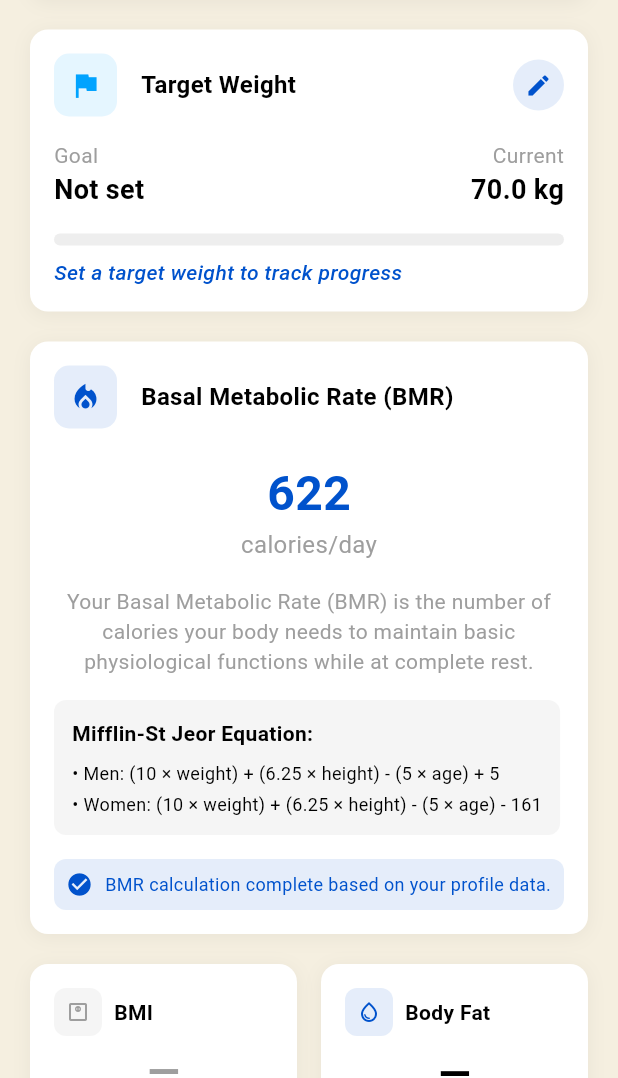
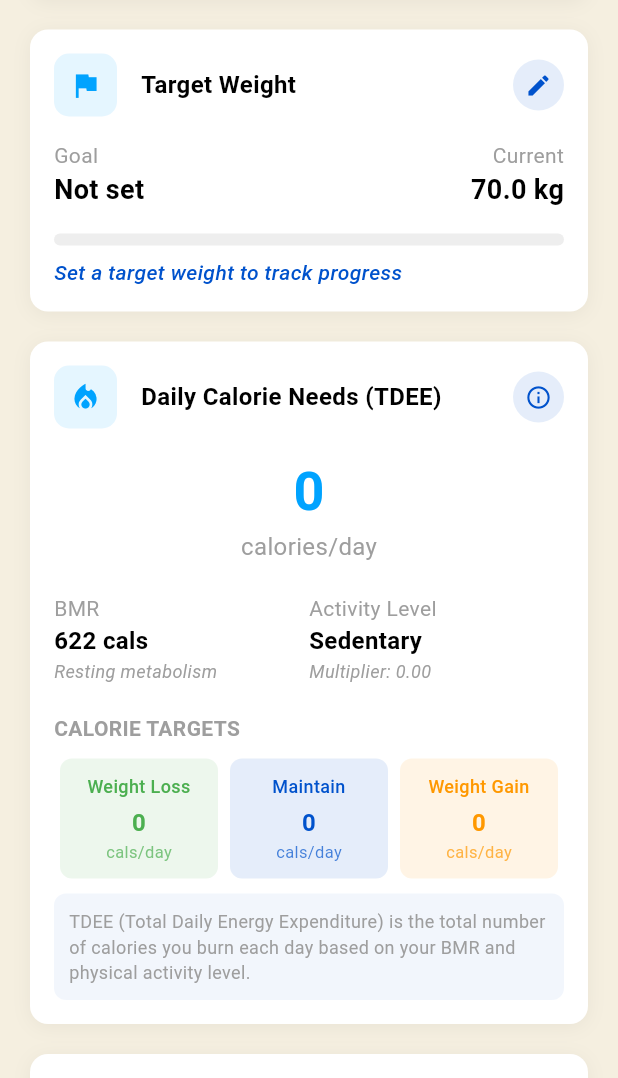
Before and after one commit to siho1117/food_cal_backup, a Flutter app: the ProgressScreen screen opened directly, on a phone screen of 412 x 824 dp, the part 158-1236 px from its top. Run offline on Flutter 3.47's test engine with Material 3 defaults, Android fonts, the phone set to English and light mode, and no system bars; our stand-ins replace curved_navigation_bar, shared_preferences; accounts and stored records are empty.

```diff
--- a/lib/data/models/user_profile.dart
+++ b/lib/data/models/user_profile.dart
@@ -103,7 +103,7 @@ class UserProfile {
     // Debug print
     print('Loading UserProfile with age: $ageValue');
 
-    return UserProfile(
+    final profile = UserProfile(
       id: map['id'],
       name: map['name'],
       age: ageValue,
@@ -116,5 +116,27 @@ class UserProfile {
           ? DateTime.fromMillisecondsSinceEpoch(map['birthDate'])
           : null,
     );
+
+    // Add debug print after creating the profile
+    profile.debugPrint();
+
+    return profile;
+  }
+
+  // Debug method to print all user profile details
+  void debugPrint() {
+    print("\n===== USER PROFILE DEBUG INFO =====");
+    print("ID: $id");
+    print("Name: $name");
+    print("Age: $age");
+    print("Height: ${height != null ? '$height cm' : 'Not set'}");
+    print("Gender: ${gender ?? 'Not set'}");
+    print("Is Metric: $isMetric");
+    print("Goal Weight: ${goalWeight != null ? '$goalWeight kg' : 'Not set'}");
+    print("Activity Level: ${activityLevel ?? 'Not set'}");
+    print(
+        "Birth Date: ${birthDate != null ? birthDate.toString() : 'Not set'}");
+    print("Complete Map: ${toMap()}");
+    print("===================================\n");
   }
 }
--- a/lib/screens/progress_screen.dart
+++ b/lib/screens/progress_screen.dart
@@ -2,7 +2,8 @@ import 'package:flutter/material.dart';
 import '../widgets/weight_entry_dialog.dart';
 import '../widgets/target_weight_dialog.dart';
 import '../widgets/target_weight_widget.dart';
-import '../widgets/bmr_calculator_widget.dart'; // Import the BMR widget
+import '../widgets/bmr_calculator_widget.dart';
+import '../widgets/tdee_calculator_widget.dart'; // Import the new TDEE widget
 import '../data/repositories/user_repository.dart';
 import '../data/models/weight_entry.dart';
 import '../data/models/user_profile.dart';
@@ -303,7 +304,15 @@ class _ProgressScreenState extends State<ProgressScreen> {
 
               const SizedBox(height: 20),
 
-              // BMR Calculator Widget - Added the new widget here
+              // TDEE Calculator Widget - Added the new widget here
+              TDEECalculatorWidget(
+                userProfile: _userProfile,
+                currentWeight: _currentWeight,
+              ),
+
+              const SizedBox(height: 20),
+
+              // BMR Calculator Widget
               BMRCalculatorWidget(
                 userProfile: _userProfile,
                 currentWeight: _currentWeight,
--- /dev/null
+++ b/lib/utils/formula.dart
@@ -0,0 +1,363 @@
+import '../data/models/user_profile.dart';
+import '../data/models/weight_entry.dart';
+
+/// Centralized class for health-related formula calculations
+/// All methods are static to allow easy access without instantiation
+class Formula {
+  // Private constructor to prevent instantiation
+  Formula._();
+
+  /// Calculate BMI using the standard formula: weight(kg) / height(m)²
+  static double? calculateBMI({
+    required double? height, // in cm
+    required double? weight, // in kg
+  }) {
+    if (height == null || weight == null || height <= 0 || weight <= 0) {
+      return null;
+    }
+
+    final heightInMeters = height / 100;
+    return weight / (heightInMeters * heightInMeters);
+  }
+
+  /// Get BMI classification based on standard ranges
+  static String getBMIClassification(double bmi) {
+    if (bmi < 18.5) {
+      return 'Underweight';
+    } else if (bmi >= 18.5 && bmi < 25) {
+      return 'Normal';
+    } else if (bmi >= 25 && bmi < 30) {
+      return 'Overweight';
+    } else {
+      return 'Obese';
+    }
+  }
+
+  /// Calculate body fat percentage using the Deurenberg formula
+  /// Body Fat % = 1.2 × BMI + 0.23 × age - 10.8 × sex - 5.4
+  /// Where sex is 1 for males and 0 for females
+  static double? calculateBodyFat({
+    required double? bmi,
+    required int? age,
+    required String? gender,
+  }) {
+    if (bmi == null) return null;
+
+    // Default age if not available - using 30 as a reasonable middle value
+    final int calculationAge = age ?? 30;
+
+    // Gender factor for the formula
+    double genderFactor;
+    if (gender == 'Male') {
+      genderFactor = 1.0;
+    } else if (gender == 'Female') {
+      genderFactor = 0.0;
+    } else {
+      // If gender not specified, use an average (0.5)
+      genderFactor = 0.5;
+    }
+
+    // Calculate using the formula
+    double result =
+        (1.2 * bmi) + (0.23 * calculationAge) - (10.8 * genderFactor) - 5.4;
+
+    // Ensure result is in a reasonable range
+    return result.clamp(3.0, 60.0);
+  }
+
+  /// Get body fat classification based on percentage and gender
+  static String getBodyFatClassification(double bodyFat, String? gender) {
+    if (gender == 'Male') {
+      if (bodyFat < 6) return 'Essential';
+      if (bodyFat < 14) return 'Athletic';
+      if (bodyFat < 18) return 'Fitness';
+      if (bodyFat < 25) return 'Average';
+      if (bodyFat < 30) return 'Above Avg';
+      return 'Obese';
+    } else if (gender == 'Female') {
+      if (bodyFat < 14) return 'Essential';
+      if (bodyFat < 21) return 'Athletic';
+      if (bodyFat < 25) return 'Fitness';
+      if (bodyFat < 32) return 'Average';
+      if (bodyFat < 38) return 'Above Avg';
+      return 'Obese';
+    } else {
+      // Gender-neutral classifications
+      if (bodyFat < 10) return 'Essential';
+      if (bodyFat < 18) return 'Athletic';
+      if (bodyFat < 22) return 'Fitness';
+      if (bodyFat < 28) return 'Average';
+      if (bodyFat < 35) return 'Above Avg';
+      return 'Obese';
+    }
+  }
+
+  /// Calculate BMR (Basal Metabolic Rate) using Mifflin-St Jeor Equation
+  static double? calculateBMR({
+    required double? weight, // in kg
+    required double? height, // in cm
+    required int? age,
+    required String? gender,
+  }) {
+    if (weight == null || height == null || age == null) {
+      return null;
+    }
+
+    // Gender-specific BMR calculation
+    if (gender == 'Male') {
+      return (10 * weight) + (6.25 * height) - (5 * age) + 5;
+    } else if (gender == 'Female') {
+      return (10 * weight) + (6.25 * height) - (5 * age) - 161;
+    }
+
+    // If gender is not specified, use an average of male and female values
+    final maleBMR = (10 * weight) + (6.25 * height) - (5 * age) + 5;
+    final femaleBMR = (10 * weight) + (6.25 * height) - (5 * age) - 161;
+    return (maleBMR + femaleBMR) / 2;
+  }
+
+  /// Calculate TDEE (Total Daily Energy Expenditure) based on BMR and activity level
+  static double? calculateTDEE({
+    required double? bmr,
+    required double? activityLevel,
+  }) {
+    if (bmr == null || activityLevel == null) {
+      return null;
+    }
+
+    return bmr * activityLevel;
+  }
+
+  /// Get activity level description based on the multiplier
+  static String getActivityLevelText(double? activityLevel) {
+    if (activityLevel == null) {
+      return 'Not set';
+    }
+
+    if (activityLevel < 1.3) return 'Sedentary';
+    if (activityLevel < 1.45) return 'Light Activity';
+    if (activityLevel < 1.65) return 'Moderate Activity';
+    if (activityLevel < 1.8) return 'Active';
+    return 'Very Active';
+  }
+
+  /// Calculate calorie targets for weight loss, maintenance, and gain
+  static Map<String, int> getCalorieTargets(double? tdee) {
+    if (tdee == null) {
+      return {'lose': 0, 'maintain': 0, 'gain': 0};
+    }
+
+    final int maintain = tdee.round();
+    final int lose = (maintain * 0.8).round(); // 20% deficit for weight loss
+    final int gain = (maintain * 1.15).round(); // 15% surplus for weight gain
+
+    return {'lose': lose, 'maintain': maintain, 'gain': gain};
+  }
+
+  /// Calculate progress percentage toward goal weight
+  static double calculateGoalProgress({
+    required double? currentWeight,
+    required double? targetWeight,
+  }) {
+    if (currentWeight == null || targetWeight == null) {
+      return 0.0;
+    }
+
+    // If target equals current, return 100%
+    if ((targetWeight - currentWeight).abs() < 0.1) {
+      return 1.0;
+    }
+
+    // If losing weight
+    if (currentWeight > targetWeight) {
+      // Assume starting point was 20% higher than target
+      final startWeight = targetWeight * 1.2;
+      final totalToLose = startWeight - targetWeight;
+      final lost = startWeight - currentWeight;
+
+      return (lost / totalToLose).clamp(0.0, 1.0);
+    }
+    // If gaining weight
+    else {
+      // Assume starting point was 20% lower than target
+      final startWeight = targetWeight * 0.8;
+      final totalToGain = targetWeight - startWeight;
+      final gained = currentWeight - startWeight;
+
+      return (gained / totalToGain).clamp(0.0, 1.0);
+    }
+  }
+
+  /// Calculate remaining weight to goal
+  static double? getRemainingWeightToGoal({
+    required double? currentWeight,
+    required double? targetWeight,
+  }) {
+    if (currentWeight == null || targetWeight == null) {
+      return null;
+    }
+
+    return currentWeight - targetWeight;
+  }
+
+  /// Get weight change direction text (to lose/to gain)
+  static String getWeightChangeDirectionText({
+    required double? currentWeight,
+    required double? targetWeight,
+    required bool isMetric,
+  }) {
+    if (currentWeight == null || targetWeight == null) {
+      return 'Set a target weight to track progress';
+    }
+
+    final difference = currentWeight - targetWeight;
+    if (difference.abs() < 0.1) {
+      return 'Goal achieved! 🎉';
+    }
+
+    // Calculate the absolute difference
+    final absoluteDifference = difference.abs();
+
+    // Convert to display units (kg or lbs)
+    final displayDifference =
+        isMetric ? absoluteDifference : absoluteDifference * 2.20462;
+
+    final formattedDifference = displayDifference.toStringAsFixed(1);
+    final units = isMetric ? 'kg' : 'lbs';
+
+    // Return formatted text based on whether gaining or losing
+    return difference > 0
+        ? '$formattedDifference $units to lose'
+        : '$formattedDifference $units to gain';
+  }
+
+  /// Format weight with proper units
+  static String formatWeight({
+    required double? weight,
+    required bool isMetric,
+    int decimalPlaces = 1,
+  }) {
+    if (weight == null) return 'Not set';
+
+    final displayWeight = isMetric ? weight : weight * 2.20462;
+    return '${displayWeight.toStringAsFixed(decimalPlaces)} ${isMetric ? 'kg' : 'lbs'}';
+  }
+
+  /// Calculate weight change over a time period
+  static double? calculateWeightChange({
+    required List<WeightEntry> entries,
+    required DateTime startDate,
+  }) {
+    if (entries.isEmpty) return null;
+
+    // Sort by timestamp (newest first)
+    final sortedEntries = List<WeightEntry>.from(entries)
+      ..sort((a, b) => b.timestamp.compareTo(a.timestamp));
+
+    // Get latest weight
+    final latestWeight = sortedEntries.first.weight;
+
+    // Find the closest entry to the start date
+    WeightEntry? startEntry;
+    for (final entry in sortedEntries.reversed) {
+      if (entry.timestamp.isAfter(startDate) ||
+          entry.timestamp.isAtSameMomentAs(startDate)) {
+        startEntry = entry;
+        break;
+      }
+    }
+
+    if (startEntry == null) return null;
+
+    // Calculate change (positive means weight gain, negative means weight loss)
+    return latestWeight - startEntry.weight;
+  }
+
+  /// Calculate average daily calorie needs based on goals
+  static Map<String, int> calculateDailyCalorieNeeds({
+    required UserProfile? profile,
+    required double? currentWeight,
+  }) {
+    if (profile == null || currentWeight == null) {
+      return {
+        'maintenance': 0,
+        'lose_slow': 0,
+        'lose_medium': 0,
+        'lose_fast': 0,
+        'gain_slow': 0,
+        'gain_medium': 0,
+        'gain_fast': 0,
+      };
+    }
+
+    // Calculate BMR
+    final bmr = calculateBMR(
+      weight: currentWeight,
+      height: profile.height,
+      age: profile.age,
+      gender: profile.gender,
+    );
+
+    if (bmr == null || profile.activityLevel == null) {
+      return {
+        'maintenance': 0,
+        'lose_slow': 0,
+        'lose_medium': 0,
+        'lose_fast': 0,
+        'gain_slow': 0,
+        'gain_medium': 0,
+        'gain_fast': 0,
+      };
+    }
+
+    // Calculate TDEE
+    final tdee = bmr * profile.activityLevel!;
+    final maintenance = tdee.round();
+
+    // Calculate calorie targets for different goals
+    return {
+      'maintenance': maintenance,
+      'lose_slow': (maintenance - 250).round(), // 0.25 kg/week loss
+      'lose_medium': (maintenance - 500).round(), // 0.5 kg/week loss
+      'lose_fast': (maintenance - 1000).round(), // 1 kg/week loss
+      'gain_slow': (maintenance + 250).round(), // 0.25 kg/week gain
+      'gain_medium': (maintenance + 500).round(), // 0.5 kg/week gain
+      'gain_fast': (maintenance + 1000).round(), // 1 kg/week gain
+    };
+  }
+
+  /// Get list of missing data for calculations
+  static List<String> getMissingData({
+    required UserProfile? profile,
+    required double? currentWeight,
+  }) {
+    final missingData = <String>[];
+
+    if (profile == null) {
+      missingData.add("Profile");
+      return missingData;
+    }
+
+    if (currentWeight == null) {
+      missingData.add("Weight");
+    }
+
+    if (profile.height == null) {
+      missingData.add("Height");
+    }
+
+    if (profile.age == null) {
+      missingData.add("Age");
+    }
+
+    if (profile.gender == null) {
+      missingData.add("Gender");
+    }
+
+    if (profile.activityLevel == null) {
+      missingData.add("Activity Level");
+    }
+
+    return missingData;
+  }
+}
--- /dev/null
+++ b/lib/widgets/tdee_calculator_widget.dart
@@ -0,0 +1,344 @@
+import 'package:flutter/material.dart';
+import '../config/theme.dart';
+import '../data/models/user_profile.dart';
+import '../widgets/activity_level_info_dialog.dart';
+import '../utils/formula.dart'; // Import our new Formula utility
+
+class TDEECalculatorWidget extends StatelessWidget {
+  final UserProfile? userProfile;
+  final double? currentWeight;
+
+  const TDEECalculatorWidget({
+    Key? key,
+    required this.userProfile,
+    required this.currentWeight,
+  }) : super(key: key);
+
+  @override
+  Widget build(BuildContext context) {
+    // Use centralized Formula class for calculations
+    final bmr = Formula.calculateBMR(
+      weight: currentWeight,
+      height: userProfile?.height,
+      age: userProfile?.age,
+      gender: userProfile?.gender,
+    );
+
+    final tdee = Formula.calculateTDEE(
+      bmr: bmr,
+      activityLevel: userProfile?.activityLevel,
+    );
+
+    final missingData = Formula.getMissingData(
+      profile: userProfile,
+      currentWeight: currentWeight,
+    );
+
+    final calorieGoals = Formula.getCalorieTargets(tdee);
+
+    return Container(
+      padding: const EdgeInsets.all(16),
+      decoration: BoxDecoration(
+        color: Colors.white,
+        borderRadius: BorderRadius.circular(12),
+        boxShadow: [
+          BoxShadow(
+            color: Colors.black.withOpacity(0.05),
+            blurRadius: 10,
+            spreadRadius: 0,
+            offset: const Offset(0, 2),
+          ),
+        ],
+      ),
+      child: Column(
+        crossAxisAlignment: CrossAxisAlignment.start,
+        children: [
+          // Header with icon and title
+          Row(
+            children: [
+              Container(
+                padding: const EdgeInsets.all(10),
+                decoration: BoxDecoration(
+                  color: AppTheme.accentColor.withOpacity(0.1),
+                  borderRadius: BorderRadius.circular(10),
+                ),
+                child: const Icon(
+                  Icons.local_fire_department,
+                  color: AppTheme.accentColor,
+                  size: 22,
+                ),
+              ),
+              const SizedBox(width: 16),
+              const Text(
+                'Daily Calorie Needs (TDEE)',
+                style: TextStyle(
+                  fontSize: 16,
+                  fontWeight: FontWeight.bold,
+                ),
+              ),
+              const Spacer(),
+              GestureDetector(
+                onTap: () => showActivityLevelInfoDialog(context),
+                child: Container(
+                  padding: const EdgeInsets.all(8),
+                  decoration: BoxDecoration(
+                    color: AppTheme.primaryBlue.withOpacity(0.1),
+                    shape: BoxShape.circle,
+                  ),
+                  child: const Icon(
+                    Icons.info_outline,
+                    color: AppTheme.primaryBlue,
+                    size: 18,
+                  ),
+                ),
+              ),
+            ],
+          ),
+
+          const SizedBox(height: 16),
+
+          // TDEE and BMR values
+          if (tdee != null) ...[
+            Center(
+              child: Column(
+                children: [
+                  Text(
+                    '${tdee.round()}',
+                    style: TextStyle(
+                      fontSize: 36,
+                      fontWeight: FontWeight.bold,
+                      color: AppTheme.accentColor,
+                    ),
+                  ),
+                  const Text(
+                    'calories/day',
+                    style: TextStyle(
+                      fontSize: 16,
+                      color: Colors.grey,
+                    ),
+                  ),
+                ],
+              ),
+            ),
+
+            const SizedBox(height: 20),
+
+            Row(
+              children: [
+                // BMR info
+                Expanded(
+                  child: Column(
+                    crossAxisAlignment: CrossAxisAlignment.start,
+                    children: [
+                      const Text(
+                        'BMR',
+                        style: TextStyle(
+                          fontSize: 14,
+                          color: Colors.grey,
+                        ),
+                      ),
+                      Text(
+                        bmr != null ? '${bmr.round()} cals' : 'Not available',
+                        style: const TextStyle(
+                          fontSize: 16,
+                          fontWeight: FontWeight.bold,
+                        ),
+                      ),
+                      const Text(
+                        'Resting metabolism',
+                        style: TextStyle(
+                          fontSize: 12,
+                          fontStyle: FontStyle.italic,
+                          color: Colors.grey,
+                        ),
+                      ),
+                    ],
+                  ),
+                ),
+
+                // Activity Level
+                Expanded(
+                  child: Column(
+                    crossAxisAlignment: CrossAxisAlignment.start,
+                    children: [
+                      const Text(
+                        'Activity Level',
+                        style: TextStyle(
+                          fontSize: 14,
+                          color: Colors.grey,
+                        ),
+                      ),
+                      Text(
+                        Formula.getActivityLevelText(
+                            userProfile?.activityLevel),
+                        style: const TextStyle(
+                          fontSize: 16,
+                          fontWeight: FontWeight.bold,
+                        ),
+                      ),
+                      Text(
+                        userProfile?.activityLevel != null
+                            ? 'Multiplier: ${userProfile!.activityLevel!.toStringAsFixed(2)}'
+                            : 'Not set',
+                        style: const TextStyle(
+                          fontSize: 12,
+                          fontStyle: FontStyle.italic,
+                          color: Colors.grey,
+                        ),
+                      ),
+                    ],
+                  ),
+                ),
+              ],
+            ),
+
+            const SizedBox(height: 20),
+
+            // Calorie goals
+            const Text(
+              'CALORIE TARGETS',
+              style: TextStyle(
+                fontSize: 14,
+                fontWeight: FontWeight.bold,
+                color: Colors.grey,
+              ),
+            ),
+
+            const SizedBox(height: 10),
+
+            Row(
+              children: [
+                _buildCalorieGoalItem(
+                  'Weight Loss',
+                  '${calorieGoals['lose']}',
+                  Colors.green,
+                ),
+                _buildCalorieGoalItem(
+                  'Maintain',
+                  '${calorieGoals['maintain']}',
+                  AppTheme.primaryBlue,
+                ),
+                _buildCalorieGoalItem(
+                  'Weight Gain',
+                  '${calorieGoals['gain']}',
+                  Colors.orange,
+                ),
+              ],
+            ),
+          ],
+
+          // If TDEE is not available, show missing data message
+          if (tdee == null) ...[
+            Container(
+              padding: const EdgeInsets.all(12),
+              decoration: BoxDecoration(
+                color: Colors.orange.withOpacity(0.1),
+                borderRadius: BorderRadius.circular(8),
+              ),
+              child: Column(
+                crossAxisAlignment: CrossAxisAlignment.start,
+                children: [
+                  Row(
+                    children: const [
+                      Icon(
+                        Icons.info_outline,
+                        color: Colors.orange,
+                        size: 18,
+                      ),
+                      SizedBox(width: 8),
+                      Text(
+                        'Missing profile data',
+                        style: TextStyle(
+                          fontWeight: FontWeight.bold,
+                          fontSize: 14,
+                          color: Colors.orange,
+                        ),
+                      ),
+                    ],
+                  ),
+                  const SizedBox(height: 8),
+                  Text(
+                    'To calculate your TDEE, please update your profile with: ${missingData.join(", ")}',
+                    style: const TextStyle(
+                      fontSize: 14,
+                      color: Colors.grey,
+                    ),
+                  ),
+                  const SizedBox(height: 8),
+                  const Text(
+                    'Go to Settings tab to complete your profile.',
+                    style: TextStyle(
+                      fontSize: 14,
+                      fontWeight: FontWeight.w500,
+                      color: Colors.grey,
+                    ),
+                  ),
+                ],
+              ),
+            ),
+          ],
+
+          const SizedBox(height: 10),
+
+          // What is TDEE explanation
+          Container(
+            padding: const EdgeInsets.all(10),
+            decoration: BoxDecoration(
+              color: AppTheme.primaryBlue.withOpacity(0.05),
+              borderRadius: BorderRadius.circular(8),
+            ),
+            child: const Text(
+              'TDEE (Total Daily Energy Expenditure) is the total number of calories you burn each day based on your BMR and physical activity level.',
+              style: TextStyle(
+                fontSize: 12,
+                color: Colors.grey,
+              ),
+            ),
+          ),
+        ],
+      ),
+    );
+  }
+
+  Widget _buildCalorieGoalItem(String label, String calories, Color color) {
+    return Expanded(
+      child: Container(
+        margin: const EdgeInsets.symmetric(horizontal: 4),
+        padding: const EdgeInsets.symmetric(vertical: 10, horizontal: 8),
+        decoration: BoxDecoration(
+          color: color.withOpacity(0.1),
+          borderRadius: BorderRadius.circular(8),
+        ),
+        child: Column(
+          children: [
+            Text(
+              label,
+              style: TextStyle(
+                fontSize: 12,
+                fontWeight: FontWeight.w500,
+                color: color,
+              ),
+              textAlign: TextAlign.center,
+            ),
+            const SizedBox(height: 4),
+            Text(
+              calories,
+              style: TextStyle(
+                fontSize: 16,
+                fontWeight: FontWeight.bold,
+                color: color,
+              ),
+            ),
+            Text(
+              'cals/day',
+              style: TextStyle(
+                fontSize: 11,
+                color: color.withOpacity(0.7),
+              ),
+            ),
+          ],
+        ),
+      ),
+    );
+  }
+}
```
